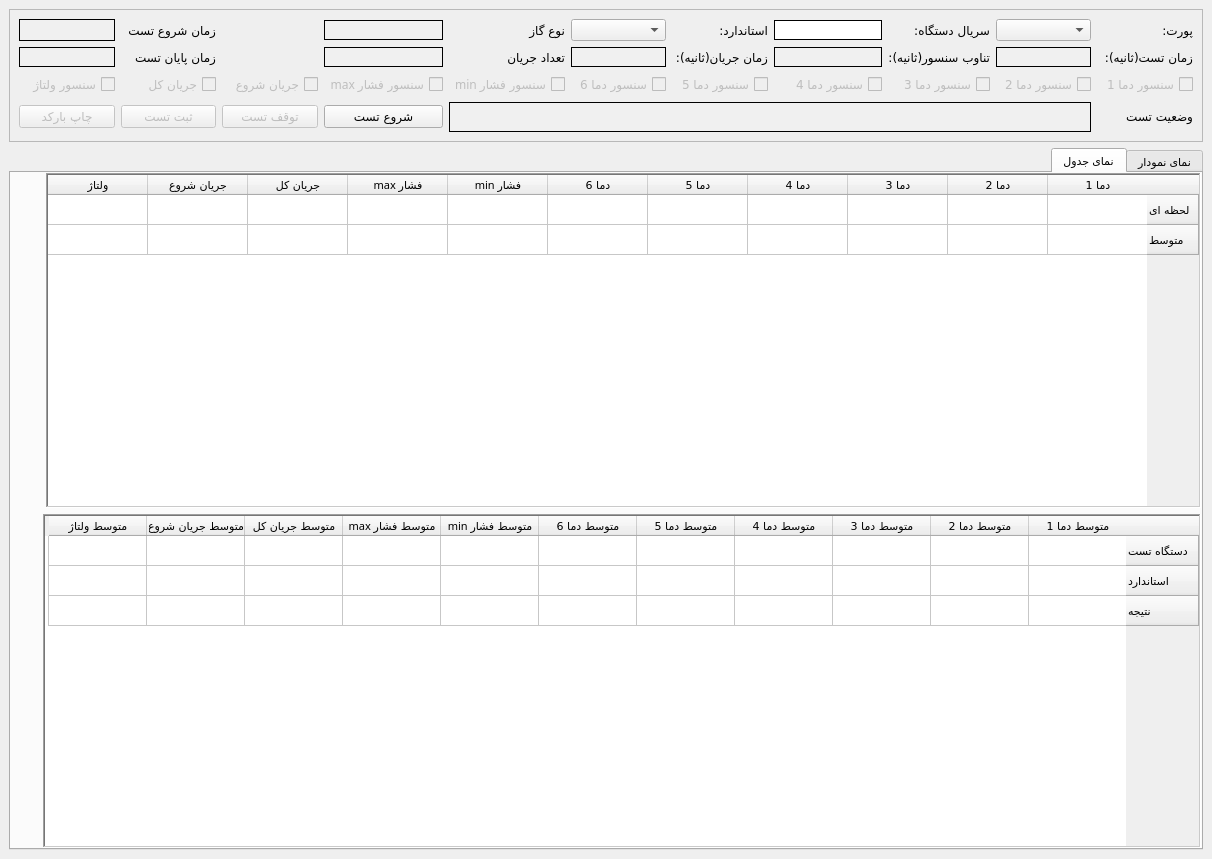
Qt form ui_newtest.ui (jalilian-armin/PLC-QMS-Warehouse) before a commit.
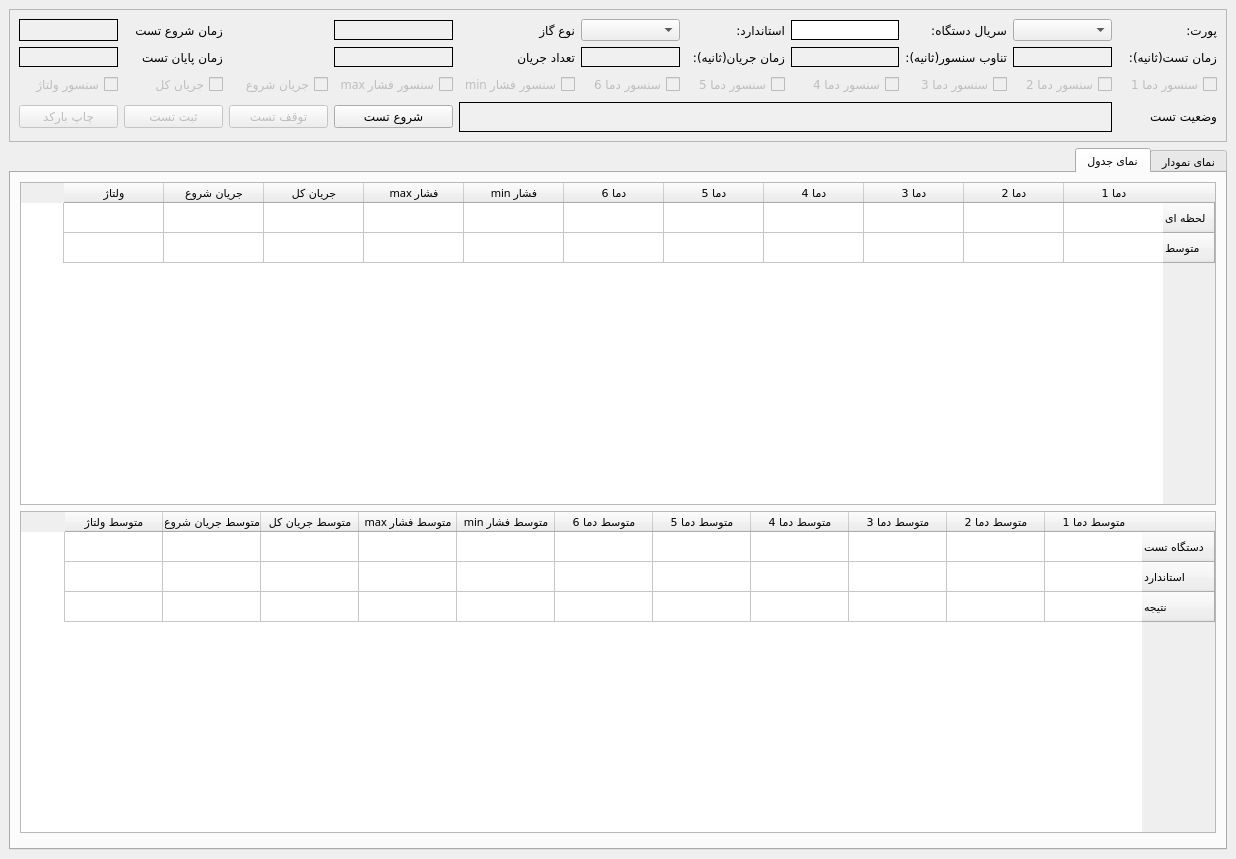
The same form after that commit.

What changed in the file:
```diff
--- a/ui_newtest.ui
+++ b/ui_newtest.ui
@@ -6,7 +6,7 @@
    <rect>
     <x>0</x>
     <y>0</y>
-    <width>1212</width>
+    <width>1236</width>
     <height>859</height>
    </rect>
   </property>
@@ -14,14 +14,8 @@
    <string>MainWindow</string>
   </property>
   <widget class="QWidget" name="centralwidget">
-   <property name="maximumSize">
-    <size>
-     <width>1212</width>
-     <height>16777215</height>
-    </size>
-   </property>
    <layout class="QVBoxLayout" name="verticalLayout">
-    <item alignment="Qt::AlignTop">
+    <item>
      <widget class="QFrame" name="Test_Properties">
       <property name="frameShape">
        <enum>QFrame::StyledPanel</enum>
@@ -445,7 +439,6 @@
          <property name="font">
           <font>
            <family>IRANSansWeb(FaNum)</family>
-           <weight>50</weight>
            <bold>false</bold>
           </font>
          </property>
@@ -686,7 +679,7 @@
             <rect>
              <x>0</x>
              <y>0</y>
-             <width>1139</width>
+             <width>1180</width>
              <height>2000</height>
             </rect>
            </property>
@@ -735,33 +728,21 @@
        <attribute name="title">
         <string>نمای جدول</string>
        </attribute>
-       <layout class="QVBoxLayout" name="verticalLayout_3">
-        <property name="leftMargin">
-         <number>0</number>
-        </property>
-        <property name="topMargin">
-         <number>0</number>
-        </property>
-        <property name="rightMargin">
-         <number>0</number>
-        </property>
-        <property name="bottomMargin">
-         <number>0</number>
-        </property>
-        <item>
+       <layout class="QGridLayout" name="gridLayout_3">
+        <item row="0" column="0">
          <widget class="QTableWidget" name="tableAverage">
+          <property name="sizePolicy">
+           <sizepolicy hsizetype="Expanding" vsizetype="Expanding">
+            <horstretch>0</horstretch>
+            <verstretch>0</verstretch>
+           </sizepolicy>
+          </property>
           <property name="minimumSize">
            <size>
             <width>0</width>
             <height>100</height>
            </size>
           </property>
-          <property name="maximumSize">
-           <size>
-            <width>1155</width>
-            <height>16777215</height>
-           </size>
-          </property>
           <property name="font">
            <font>
             <family>IRANSansWeb(FaNum)</family>
@@ -777,30 +758,33 @@
           <property name="locale">
            <locale language="Persian" country="Iran"/>
           </property>
-          <property name="frameShape">
-           <enum>QFrame::WinPanel</enum>
-          </property>
-          <property name="frameShadow">
-           <enum>QFrame::Sunken</enum>
-          </property>
           <property name="verticalScrollBarPolicy">
-           <enum>Qt::ScrollBarAsNeeded</enum>
+           <enum>Qt::ScrollBarAlwaysOff</enum>
           </property>
           <property name="horizontalScrollBarPolicy">
            <enum>Qt::ScrollBarAlwaysOff</enum>
           </property>
           <property name="sizeAdjustPolicy">
-           <enum>QAbstractScrollArea::AdjustToContents</enum>
-          </property>
-          <property name="autoScroll">
-           <bool>true</bool>
+           <enum>QAbstractScrollArea::AdjustToContentsOnFirstShow</enum>
           </property>
           <property name="editTriggers">
            <set>QAbstractItemView::NoEditTriggers</set>
           </property>
+          <property name="sortingEnabled">
+           <bool>true</bool>
+          </property>
+          <attribute name="horizontalHeaderCascadingSectionResizes">
+           <bool>true</bool>
+          </attribute>
           <attribute name="horizontalHeaderDefaultSectionSize">
            <number>100</number>
           </attribute>
+          <attribute name="horizontalHeaderShowSortIndicator" stdset="0">
+           <bool>false</bool>
+          </attribute>
+          <attribute name="horizontalHeaderStretchLastSection">
+           <bool>false</bool>
+          </attribute>
           <row>
            <property name="text">
             <string>لحظه ای</string>
@@ -868,7 +852,7 @@
           </column>
          </widget>
         </item>
-        <item>
+        <item row="1" column="0">
          <widget class="QTableWidget" name="tableCompare">
           <property name="enabled">
            <bool>true</bool>
@@ -879,12 +863,6 @@
             <height>130</height>
            </size>
           </property>
-          <property name="maximumSize">
-           <size>
-            <width>1158</width>
-            <height>16777215</height>
-           </size>
-          </property>
           <property name="font">
            <font>
             <family>IRANSansWeb(FaNum)</family>
@@ -900,9 +878,6 @@
           <property name="locale">
            <locale language="Persian" country="Iran"/>
           </property>
-          <property name="frameShape">
-           <enum>QFrame::WinPanel</enum>
-          </property>
           <property name="verticalScrollBarPolicy">
            <enum>Qt::ScrollBarAlwaysOff</enum>
           </property>
@@ -1007,6 +982,9 @@
           </item>
          </widget>
         </item>
+        <item row="2" column="0">
+         <widget class="QWidget" name="widget" native="true"/>
+        </item>
        </layout>
       </widget>
      </widget>
```
